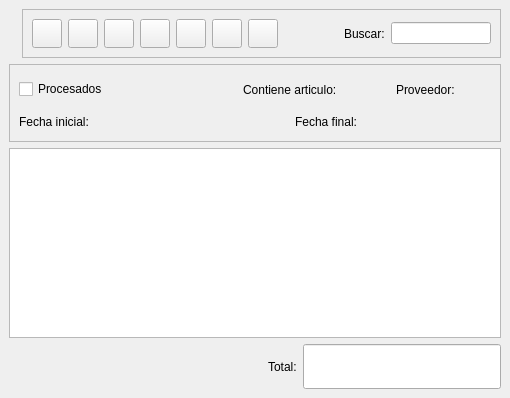
Old version of the form bulmages/bulmafact/src/albaranesproveedorlistbase.ui in the repository eboladev/Bulmages-1.
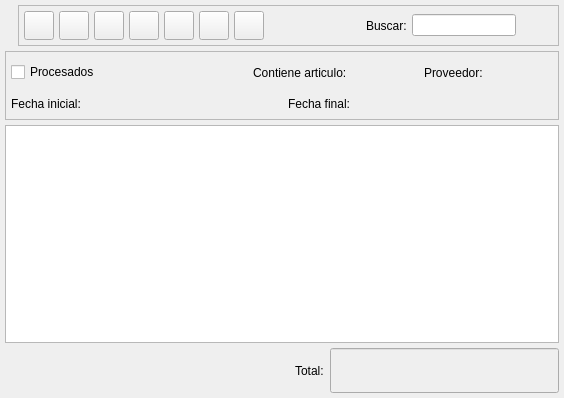
New version of the form. Icons and pictures are not drawn. Custom widgets are drawn as their Qt base class.

```diff
--- a/bulmages/bulmafact/src/albaranesproveedorlistbase.ui
+++ b/bulmages/bulmafact/src/albaranesproveedorlistbase.ui
@@ -11,7 +11,7 @@
    <rect>
     <x>0</x>
     <y>0</y>
-    <width>510</width>
+    <width>564</width>
     <height>398</height>
    </rect>
   </property>
@@ -23,10 +23,10 @@
   </property>
   <layout class="QVBoxLayout" >
    <property name="margin" >
-    <number>9</number>
+    <number>5</number>
    </property>
    <property name="spacing" >
-    <number>6</number>
+    <number>5</number>
    </property>
    <item>
     <layout class="QHBoxLayout" >
@@ -56,10 +56,10 @@
        </property>
        <layout class="QHBoxLayout" >
         <property name="margin" >
-         <number>9</number>
+         <number>5</number>
         </property>
         <property name="spacing" >
-         <number>6</number>
+         <number>5</number>
         </property>
         <item>
          <widget class="QToolButton" name="mui_crear" >
@@ -238,7 +238,7 @@
          </spacer>
         </item>
         <item>
-         <widget class="QLabel" name="label" >
+         <widget class="QLabel" name="" >
           <property name="text" >
            <string>Buscar:</string>
           </property>
@@ -254,6 +254,19 @@
           </property>
          </widget>
         </item>
+        <item>
+         <spacer>
+          <property name="orientation" >
+           <enum>Qt::Horizontal</enum>
+          </property>
+          <property name="sizeHint" >
+           <size>
+            <width>40</width>
+            <height>20</height>
+           </size>
+          </property>
+         </spacer>
+        </item>
        </layout>
       </widget>
      </item>
@@ -269,10 +282,10 @@
      </property>
      <layout class="QVBoxLayout" >
       <property name="margin" >
-       <number>9</number>
+       <number>5</number>
       </property>
       <property name="spacing" >
-       <number>6</number>
+       <number>5</number>
       </property>
       <item>
        <layout class="QHBoxLayout" >
@@ -306,7 +319,7 @@
          </spacer>
         </item>
         <item>
-         <widget class="QLabel" name="label" >
+         <widget class="QLabel" name="" >
           <property name="text" >
            <string>Contiene articulo:</string>
           </property>
@@ -332,7 +345,7 @@
          </spacer>
         </item>
         <item>
-         <widget class="QLabel" name="label" >
+         <widget class="QLabel" name="" >
           <property name="text" >
            <string>Proveedor:</string>
           </property>
@@ -368,7 +381,7 @@
          <number>3</number>
         </property>
         <item>
-         <widget class="QLabel" name="label" >
+         <widget class="QLabel" name="" >
           <property name="text" >
            <string>Fecha inicial:</string>
           </property>
@@ -394,7 +407,7 @@
          </spacer>
         </item>
         <item>
-         <widget class="QLabel" name="label" >
+         <widget class="QLabel" name="" >
           <property name="text" >
            <string>Fecha final:</string>
           </property>
@@ -452,7 +465,7 @@
       </spacer>
      </item>
      <item>
-      <widget class="QLabel" name="label" >
+      <widget class="QLabel" name="" >
        <property name="text" >
         <string>Total: </string>
        </property>
@@ -463,6 +476,271 @@
        <property name="enabled" >
         <bool>true</bool>
        </property>
+       <property name="palette" >
+        <palette>
+         <active>
+          <color>
+           <red>0</red>
+           <green>0</green>
+           <blue>0</blue>
+          </color>
+          <color>
+           <red>221</red>
+           <green>223</green>
+           <blue>228</blue>
+          </color>
+          <color>
+           <red>255</red>
+           <green>255</green>
+           <blue>255</blue>
+          </color>
+          <color>
+           <red>255</red>
+           <green>255</green>
+           <blue>255</blue>
+          </color>
+          <color>
+           <red>85</red>
+           <green>85</green>
+           <blue>85</blue>
+          </color>
+          <color>
+           <red>199</red>
+           <green>199</green>
+           <blue>199</blue>
+          </color>
+          <color>
+           <red>0</red>
+           <green>0</green>
+           <blue>0</blue>
+          </color>
+          <color>
+           <red>255</red>
+           <green>255</green>
+           <blue>255</blue>
+          </color>
+          <color>
+           <red>0</red>
+           <green>0</green>
+           <blue>0</blue>
+          </color>
+          <color>
+           <red>239</red>
+           <green>239</green>
+           <blue>239</blue>
+          </color>
+          <color>
+           <red>239</red>
+           <green>239</green>
+           <blue>239</blue>
+          </color>
+          <color>
+           <red>0</red>
+           <green>0</green>
+           <blue>0</blue>
+          </color>
+          <color>
+           <red>103</red>
+           <green>141</green>
+           <blue>178</blue>
+          </color>
+          <color>
+           <red>255</red>
+           <green>255</green>
+           <blue>255</blue>
+          </color>
+          <color>
+           <red>0</red>
+           <green>0</green>
+           <blue>238</blue>
+          </color>
+          <color>
+           <red>82</red>
+           <green>24</green>
+           <blue>139</blue>
+          </color>
+          <color>
+           <red>232</red>
+           <green>232</green>
+           <blue>232</blue>
+          </color>
+         </active>
+         <inactive>
+          <color>
+           <red>0</red>
+           <green>0</green>
+           <blue>0</blue>
+          </color>
+          <color>
+           <red>221</red>
+           <green>223</green>
+           <blue>228</blue>
+          </color>
+          <color>
+           <red>255</red>
+           <green>255</green>
+           <blue>255</blue>
+          </color>
+          <color>
+           <red>255</red>
+           <green>255</green>
+           <blue>255</blue>
+          </color>
+          <color>
+           <red>85</red>
+           <green>85</green>
+           <blue>85</blue>
+          </color>
+          <color>
+           <red>199</red>
+           <green>199</green>
+           <blue>199</blue>
+          </color>
+          <color>
+           <red>0</red>
+           <green>0</green>
+           <blue>0</blue>
+          </color>
+          <color>
+           <red>255</red>
+           <green>255</green>
+           <blue>255</blue>
+          </color>
+          <color>
+           <red>0</red>
+           <green>0</green>
+           <blue>0</blue>
+          </color>
+          <color>
+           <red>239</red>
+           <green>239</green>
+           <blue>239</blue>
+          </color>
+          <color>
+           <red>239</red>
+           <green>239</green>
+           <blue>239</blue>
+          </color>
+          <color>
+           <red>0</red>
+           <green>0</green>
+           <blue>0</blue>
+          </color>
+          <color>
+           <red>103</red>
+           <green>141</green>
+           <blue>178</blue>
+          </color>
+          <color>
+           <red>255</red>
+           <green>255</green>
+           <blue>255</blue>
+          </color>
+          <color>
+           <red>0</red>
+           <green>0</green>
+           <blue>238</blue>
+          </color>
+          <color>
+           <red>82</red>
+           <green>24</green>
+           <blue>139</blue>
+          </color>
+          <color>
+           <red>232</red>
+           <green>232</green>
+           <blue>232</blue>
+          </color>
+         </inactive>
+         <disabled>
+          <color>
+           <red>128</red>
+           <green>128</green>
+           <blue>128</blue>
+          </color>
+          <color>
+           <red>221</red>
+           <green>223</green>
+           <blue>228</blue>
+          </color>
+          <color>
+           <red>255</red>
+           <green>255</green>
+           <blue>255</blue>
+          </color>
+          <color>
+           <red>255</red>
+           <green>255</green>
+           <blue>255</blue>
+          </color>
+          <color>
+           <red>85</red>
+           <green>85</green>
+           <blue>85</blue>
+          </color>
+          <color>
+           <red>199</red>
+           <green>199</green>
+           <blue>199</blue>
+          </color>
+          <color>
+           <red>199</red>
+           <green>199</green>
+           <blue>199</blue>
+          </color>
+          <color>
+           <red>255</red>
+           <green>255</green>
+           <blue>255</blue>
+          </color>
+          <color>
+           <red>128</red>
+           <green>128</green>
+           <blue>128</blue>
+          </color>
+          <color>
+           <red>239</red>
+           <green>239</green>
+           <blue>239</blue>
+          </color>
+          <color>
+           <red>239</red>
+           <green>239</green>
+           <blue>239</blue>
+          </color>
+          <color>
+           <red>0</red>
+           <green>0</green>
+           <blue>0</blue>
+          </color>
+          <color>
+           <red>86</red>
+           <green>117</green>
+           <blue>148</blue>
+          </color>
+          <color>
+           <red>255</red>
+           <green>255</green>
+           <blue>255</blue>
+          </color>
+          <color>
+           <red>0</red>
+           <green>0</green>
+           <blue>238</blue>
+          </color>
+          <color>
+           <red>82</red>
+           <green>24</green>
+           <blue>139</blue>
+          </color>
+          <color>
+           <red>232</red>
+           <green>232</green>
+           <blue>232</blue>
+          </color>
+         </disabled>
+        </palette>
+       </property>
        <property name="font" >
         <font>
          <family>Sans Serif</family>
@@ -486,6 +764,13 @@
  <layoutdefault spacing="3" margin="5" />
  <pixmapfunction></pixmapfunction>
  <customwidgets>
+  <customwidget>
+   <class>BusquedaArticulo</class>
+   <extends></extends>
+   <header>busquedaarticulo.h</header>
+   <container>0</container>
+   <pixmap></pixmap>
+  </customwidget>
   <customwidget>
    <class>AlbaranesProveedorListSubform</class>
    <extends>QTableWidget</extends>
@@ -507,13 +792,6 @@
    <container>0</container>
    <pixmap></pixmap>
   </customwidget>
-  <customwidget>
-   <class>BusquedaArticulo</class>
-   <extends></extends>
-   <header>busquedaarticulo.h</header>
-   <container>0</container>
-   <pixmap></pixmap>
-  </customwidget>
  </customwidgets>
  <resources>
   <include location="../../bulmages-recursos-graficos.qrc" />
```
Left out of the diff: 2 changed lines with no effect on the pictures.
